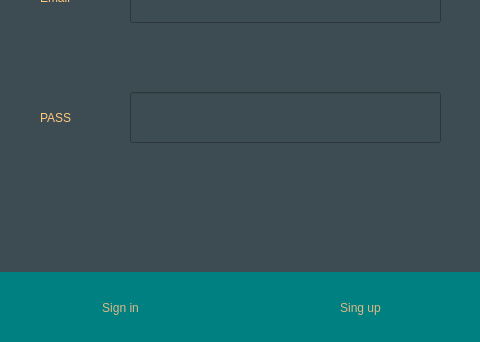
abduluziz-alghowinem/RegistrationSystem1-, file login.ui: the form before one commit; both pictures show x 0 to 480 and y 278 to 620 of the 480 by 620 pixel window.
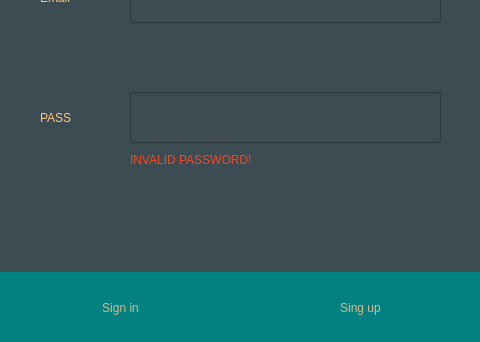
The form after the commit.

What changed in the file:
```diff
--- a/login.ui
+++ b/login.ui
@@ -146,6 +146,23 @@
     <string>Sing up</string>
    </property>
   </widget>
+  <widget class="QLabel" name="invalidLogin">
+   <property name="geometry">
+    <rect>
+     <x>130</x>
+     <y>430</y>
+     <width>151</width>
+     <height>16</height>
+    </rect>
+   </property>
+   <property name="styleSheet">
+    <string notr="true">font: 75 11pt &quot;MS Shell Dlg 2&quot;;
+color: rgb(238, 74, 38);</string>
+   </property>
+   <property name="text">
+    <string>INVALID PASSWORD!</string>
+   </property>
+  </widget>
  </widget>
  <tabstops>
   <tabstop>Email</tabstop>
```
